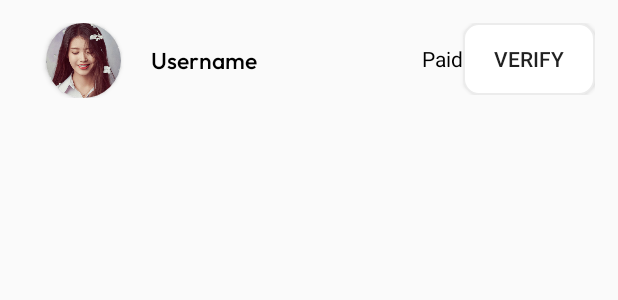
After one commit to karacelly/subscriptly, an Android app: the layout adapter_history_detail_item.xml on its own in the app's theme, with its tools: preview values and no code run, on a phone screen of 412 x 824 dp. The commit adds this screen. Shown: the top 300 px of the screen. Run offline under Robolectric (Android 15) with nearby library versions, the phone set to English and light mode, and no system bars.

Commit message:
add history detail item ui

```diff
--- /dev/null
+++ b/app/src/main/java/edu/bluejack21_2/subscriptly/adapter/HistoryDetailItemAdapter.java
@@ -0,0 +1,43 @@
+package edu.bluejack21_2.subscriptly.adapter;
+
+import android.os.Bundle;
+
+import androidx.fragment.app.Fragment;
+
+import android.view.LayoutInflater;
+import android.view.View;
+import android.view.ViewGroup;
+import android.widget.BaseAdapter;
+
+import java.util.ArrayList;
+
+import edu.bluejack21_2.subscriptly.R;
+import edu.bluejack21_2.subscriptly.models.TransactionDetail;
+
+public class HistoryDetailItemAdapter extends BaseAdapter {
+    private ArrayList<TransactionDetail> details;
+
+    public HistoryDetailItemAdapter(ArrayList<TransactionDetail> details) {
+        this.details = details;
+    }
+
+    @Override
+    public int getCount() {
+        return details.size();
+    }
+
+    @Override
+    public Object getItem(int i) {
+        return null;
+    }
+
+    @Override
+    public long getItemId(int i) {
+        return 0;
+    }
+
+    @Override
+    public View getView(int i, View view, ViewGroup viewGroup) {
+        return null;
+    }
+}
--- /dev/null
+++ b/app/src/main/java/edu/bluejack21_2/subscriptly/models/TransactionDetail.java
@@ -0,0 +1,4 @@
+package edu.bluejack21_2.subscriptly.models;
+
+public class TransactionDetail {
+}
--- /dev/null
+++ b/app/src/main/res/layout/adapter_history_detail_item.xml
@@ -0,0 +1,73 @@
+<?xml version="1.0" encoding="utf-8"?>
+<FrameLayout xmlns:android="http://schemas.android.com/apk/res/android"
+    xmlns:tools="http://schemas.android.com/tools"
+    android:layout_width="match_parent"
+    android:layout_height="match_parent"
+    xmlns:app="http://schemas.android.com/apk/res-auto"
+    tools:context=".adapter.HistoryDetailItemAdapter">
+
+    <com.google.android.flexbox.FlexboxLayout
+        android:layout_width="match_parent"
+        android:layout_height="wrap_content"
+        android:layout_margin="15dp"
+        app:justifyContent="space_between"
+        app:alignItems="center">
+
+        <LinearLayout xmlns:app="http://schemas.android.com/apk/res-auto"
+            android:layout_width="wrap_content"
+            android:layout_height="wrap_content"
+            android:gravity="start">
+
+            <androidx.cardview.widget.CardView
+                android:layout_width="50dp"
+                android:layout_height="50dp"
+                android:layout_marginLeft="15dp"
+                app:cardCornerRadius="100dp">
+
+                <ImageView
+                    android:id="@+id/member_photo"
+                    android:layout_width="50dp"
+                    android:layout_height="50dp"
+                    android:scaleType="centerCrop"
+                    android:src="@drawable/iu_profile" />
+            </androidx.cardview.widget.CardView>
+
+            <LinearLayout
+                android:layout_width="wrap_content"
+                android:layout_height="match_parent"
+                android:gravity="center_vertical">
+
+                <TextView
+                    android:id="@+id/member_name"
+                    android:layout_width="wrap_content"
+                    android:layout_height="wrap_content"
+                    android:layout_marginLeft="20dp"
+                    android:layout_weight=".15"
+                    android:fontFamily="@font/outfit_medium"
+                    android:text="Username"
+                    android:textColor="@color/black"
+                    android:textSize="15sp" />
+            </LinearLayout>
+
+        </LinearLayout>
+
+        <LinearLayout
+            android:layout_width="wrap_content"
+            android:layout_height="wrap_content">
+
+            <TextView
+                android:layout_width="wrap_content"
+                android:layout_height="wrap_content"
+                android:textColor="@color/black"
+                android:text="Paid"/>
+
+            <Button
+                android:layout_width="wrap_content"
+                android:layout_height="wrap_content"
+                android:background="@drawable/border_bg_white"
+                android:text="Verify"/>
+        </LinearLayout>
+    </com.google.android.flexbox.FlexboxLayout>
+
+
+</FrameLayout>
--- a/app/src/main/res/layout/adapter_history_item.xml
+++ b/app/src/main/res/layout/adapter_history_item.xml
@@ -42,4 +42,9 @@
         </com.google.android.flexbox.FlexboxLayout>
     </com.google.android.flexbox.FlexboxLayout>
 
+    <FrameLayout
+        android:id="@+id/history_detail_placeholder"
+        android:layout_width="match_parent"
+        android:layout_height="wrap_content"/>
+
 </FrameLayout>
```
